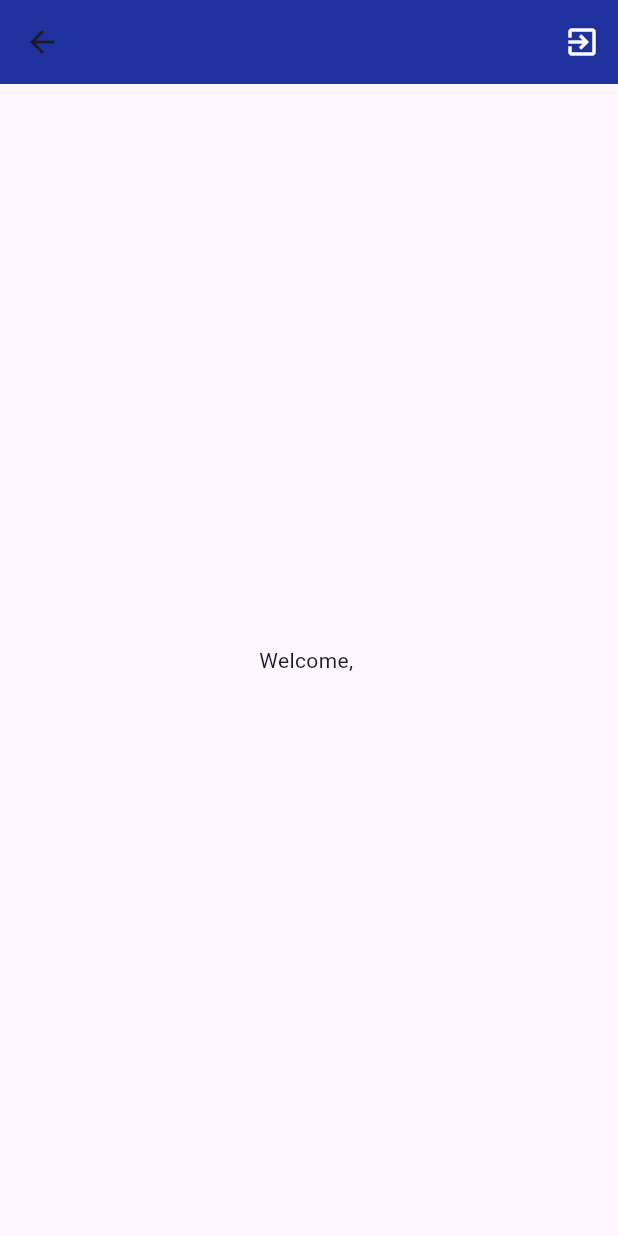
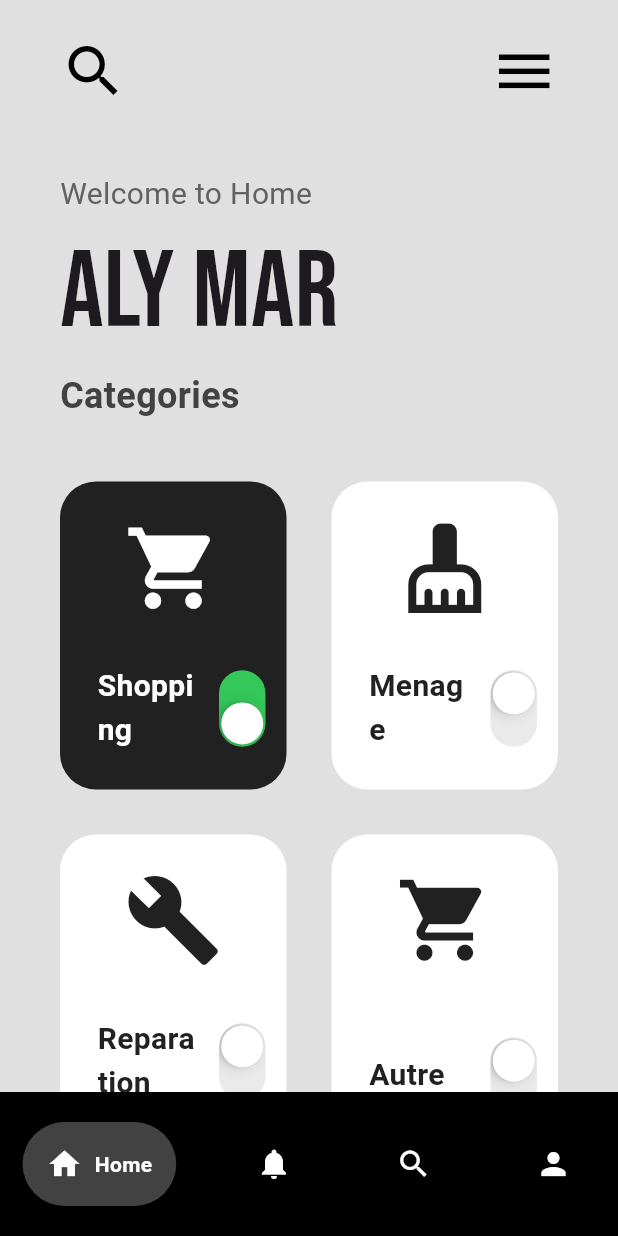
Before and after one commit to alimar440/FlutterProjects, a Flutter app: the screen it shows once a user with an empty profile is signed in, on a phone screen of 412 x 824 dp. Run offline on Flutter 3.47's test engine with Material 3 defaults, Android fonts, the phone set to English and light mode, and no system bars; drawn by our look-alikes of google_nav_bar; our stand-ins replace firebase_auth, firebase_core, flutter_svg, get, google_fonts, hexcolor; accounts and stored records are empty; generated files the repository leaves out were written again; network calls fail.

Commit message:
ajout de la homepage

```diff
--- a/jaappalante/lib/main.dart
+++ b/jaappalante/lib/main.dart
@@ -4,7 +4,6 @@
 //import 'package:jaappalante/view/Splash.view.dart';
 import 'package:get/get.dart';
 import 'package:jaappalante/view/Splash.view.dart';
-
 
 Future<void> main() async {
   WidgetsFlutterBinding.ensureInitialized();
@@ -19,8 +18,7 @@
   Widget build(BuildContext context) {
     return GetMaterialApp(
       debugShowCheckedModeBanner: false,
-      home: SplashView() ,
-
+      home: SplashView(),
     );
   }
 }
--- /dev/null
+++ b/jaappalante/lib/utils/category_box.dart
@@ -0,0 +1,69 @@
+import 'dart:math';
+
+import 'package:flutter/cupertino.dart';
+import 'package:flutter/material.dart';
+
+class CategoryBox extends StatelessWidget {
+  final String categoryName;
+  final IconData categoryIcon;
+  final bool powerOn;
+  final void Function(bool)? onChanged;
+
+  CategoryBox({
+    super.key,
+    required this.categoryName,
+    required this.categoryIcon,
+    this.powerOn = false,
+    required this.onChanged,
+  });
+
+  @override
+  Widget build(BuildContext context) {
+    return Padding(
+      padding: const EdgeInsets.all(15.0),
+      child: Container(
+        decoration: BoxDecoration(
+          color: powerOn ? Colors.grey[900] : Colors.white,
+          borderRadius: BorderRadius.circular(24),
+        ),
+        child: Padding(
+          padding: const EdgeInsets.symmetric(vertical: 25),
+          child: Column(
+            mainAxisAlignment: MainAxisAlignment.spaceBetween,
+            children: [
+              Icon(
+                categoryIcon,
+                size: 65,
+                color: powerOn ? Colors.white : Colors.grey[900],
+              ),
+              Row(
+                children: [
+                  Expanded(
+                    child: Padding(
+                      padding: const EdgeInsets.only(left: 25.0),
+                      child: Text(
+                        categoryName,
+                        style: TextStyle(
+                          fontWeight: FontWeight.bold,
+                          fontSize: 20,
+                          color: powerOn ? Colors.white : Colors.grey[900],
+                        ),
+                      ),
+                    ),
+                  ),
+                  Transform.rotate(
+                    angle: pi / 2,
+                    child: CupertinoSwitch(
+                      value: powerOn,
+                      onChanged: onChanged,
+                    ),
+                  )
+                ],
+              )
+            ],
+          ),
+        ),
+      ),
+    );
+  }
+}
--- a/jaappalante/lib/utils/global.colors.dart
+++ b/jaappalante/lib/utils/global.colors.dart
@@ -1,6 +1,14 @@
 import 'package:hexcolor/hexcolor.dart';
 
 class GlobalColors {
-  static HexColor mainColor = HexColor('#1E319D');
+  static HexColor mainColor = HexColor('#000000');
+  static HexColor secondaryColor = HexColor('#F5F5F5');
   static HexColor textColor = HexColor('#4F4F4F');
+  static HexColor lightGray = HexColor('#D1D8E0 ');
+  static HexColor lightYellow = HexColor('#FFEB3B');
 }
+
+// #FFEB3B    Light Yellow:
+// #FF6F00     Orange
+
+// #D1D8E0     Light gray
--- a/jaappalante/lib/view/homepage.view.dart
+++ b/jaappalante/lib/view/homepage.view.dart
@@ -1,9 +1,8 @@
 import 'package:firebase_auth/firebase_auth.dart';
 import 'package:flutter/material.dart';
+import 'package:google_nav_bar/google_nav_bar.dart';
 import 'package:jaappalante/service/firebase/auth.dart';
 import 'package:jaappalante/utils/global.colors.dart';
-
-
 
 class MyHomePage extends StatefulWidget {
   const MyHomePage({super.key});
@@ -14,6 +13,14 @@
 
 class _MyHomePageState extends State<MyHomePage> {
   final User? user = Auth().currentUser;
+  int _selectedIndex = 0;
+
+  List<Widget> _screens = [
+    // Home(),
+    // ScreenTwo(),
+    // ScreenThree(),
+  ];
+
   @override
   Widget build(BuildContext context) {
     return Scaffold(
@@ -31,6 +38,42 @@
           ),
         ],
       ),
+      bottomNavigationBar: Container(
+        color: Colors.black,
+        child: Padding(
+          padding: const EdgeInsets.symmetric(horizontal: 15.0, vertical: 20),
+          child: GNav(
+              backgroundColor: GlobalColors.mainColor,
+              color: Colors.white,
+              activeColor: Colors.white,
+              tabBackgroundColor: Colors.grey.shade800,
+              padding: EdgeInsets.all(16),
+              gap: 8,
+              onTabChange: (index) {
+                setState() {
+                  _selectedIndex = index;
+                }
+              },
+              // creation de tabs
+              tabs: const [
+                GButton(
+                  icon: Icons.home,
+                  text: 'Home',
+                ),
+                GButton(
+                  icon: Icons.notifications,
+                  text: 'Notif',
+                ),
+                GButton(
+                  icon: Icons.search,
+                  text: 'recherche',
+                ),
+                GButton(icon: Icons.person, text: 'Profil'),
+              ]),
+        ),
+      ),
+      backgroundColor: Colors.white,
+      // body: _screens[_selectedIndex],
       body: Center(
         child: Column(
           mainAxisAlignment: MainAxisAlignment.center,
--- a/jaappalante/lib/view/redirection.dart
+++ b/jaappalante/lib/view/redirection.dart
@@ -2,6 +2,7 @@
 import 'package:jaappalante/service/firebase/auth.dart';
 import 'package:jaappalante/view/homepage.view.dart';
 import 'package:jaappalante/view/login.view.dart';
+import 'package:jaappalante/view/widgets/home.view.dart';
 //import 'package:jaappalante/view/login.view.dart';
 
 
@@ -21,7 +22,7 @@
           if (snapshot.connectionState == ConnectionState.waiting) {
             return Center(child: CircularProgressIndicator());
           } else if (snapshot.hasData) {
-            return MyHomePage();
+            return Home();
           } else {
             return LoginView();
 
--- /dev/null
+++ b/jaappalante/lib/view/widgets/home.view.dart
@@ -0,0 +1,176 @@
+import 'package:flutter/material.dart';
+import 'package:google_fonts/google_fonts.dart';
+import 'package:google_nav_bar/google_nav_bar.dart';
+import 'package:jaappalante/utils/category_box.dart';
+import 'package:jaappalante/utils/global.colors.dart';
+
+class Home extends StatefulWidget {
+  const Home({super.key});
+
+  @override
+  State<Home> createState() => _HomeState();
+}
+
+class _HomeState extends State<Home> {
+  final double horizontalPadding = 40;
+  final double verticalPadding = 25;
+
+  List myCategories = [
+    ["Shopping", Icons.shopping_cart, true],
+    ["Menage", Icons.cleaning_services, false],
+    ["Reparation", Icons.build, false],
+    ["Autre", Icons.shopping_cart, false]
+  ];
+
+  void powerSwitchChanged(bool value, int index) {
+    setState(() {
+      myCategories[index][2] = value;
+    });
+  }
+
+  @override
+  Widget build(BuildContext context) {
+    return Scaffold(
+       bottomNavigationBar: Container(
+        color: Colors.black,
+        child: Padding(
+          padding: const EdgeInsets.symmetric(horizontal: 15.0, vertical: 20),
+          child: GNav(
+              backgroundColor: GlobalColors.mainColor,
+              color: Colors.white,
+              activeColor: Colors.white,
+              tabBackgroundColor: Colors.grey.shade800,
+              padding: EdgeInsets.all(16),
+              gap: 8,
+              onTabChange: (index) {
+                setState() {
+                  // _selectedIndex = index;
+                }
+              },
+              // creation de tabs
+              tabs: const [
+                GButton(
+                  icon: Icons.home,
+                  text: 'Home',
+                ),
+                GButton(
+                  icon: Icons.notifications,
+                  text: 'Notif',
+                ),
+                GButton(
+                  icon: Icons.search,
+                  text: 'recherche',
+                ),
+                GButton(icon: Icons.person, text: 'Profil'),
+              ]),
+        ),
+      ),
+
+      backgroundColor: Colors.grey[300],
+      body: SafeArea(
+        child: SingleChildScrollView(
+          child: Column(
+            crossAxisAlignment: CrossAxisAlignment.start,
+            children: [
+              // Top Row
+              Padding(
+                padding: EdgeInsets.symmetric(
+                  horizontal: horizontalPadding,
+                  vertical: verticalPadding,
+                ),
+                child: Row(
+                  mainAxisAlignment: MainAxisAlignment.spaceBetween,
+                  children: [
+                    Icon(
+                      Icons.search,
+                      size: 45,
+                      color: GlobalColors.mainColor,
+                    ),
+                    Icon(
+                      Icons.menu,
+                      size: 45,
+                      color: GlobalColors.mainColor,
+                    ),
+                  ],
+                ),
+              ),
+
+              const SizedBox(height: 20),
+
+              // Welcome Section
+              Padding(
+                padding: EdgeInsets.symmetric(horizontal: horizontalPadding),
+                child: Column(
+                  crossAxisAlignment: CrossAxisAlignment.start,
+                  children: [
+                    Text(
+                      "Welcome to Home",
+                      style: TextStyle(fontSize: 20, color: Colors.grey[700]),
+                    ),
+                    Text(
+                      "ALY MAR",
+                      style: GoogleFonts.bebasNeue(
+                        fontSize: 72,
+                      ),
+                    ),
+                  ],
+                ),
+              ),
+
+              // Categories Header
+              Padding(
+                padding: EdgeInsets.symmetric(horizontal: horizontalPadding),
+                child: Text(
+                  "Categories",
+                  style: TextStyle(
+                      fontSize: 24,
+                      fontWeight: FontWeight.bold,
+                      color: Colors.grey[800]),
+                ),
+              ),
+
+              // Categories Grid
+              SizedBox(
+                height: 500, // Constrain the height of the GridView
+                child: GridView.builder(
+                  itemCount: myCategories.length,
+                  padding: const EdgeInsets.all(25.0),
+                  physics:
+                      const NeverScrollableScrollPhysics(), // Disable scrolling
+                  gridDelegate: const SliverGridDelegateWithFixedCrossAxisCount(
+                    crossAxisCount: 2,
+                    childAspectRatio: 1 / 1.3,
+                  ),
+                  itemBuilder: (context, index) {
+                    return CategoryBox(
+                      categoryName: myCategories[index][0],
+                      categoryIcon: myCategories[index][1],
+                      powerOn: myCategories[index][2],
+                      onChanged: (value) => powerSwitchChanged(value, index),
+                    );
+                  },
+                ),
+              ),
+
+              // Conditional Buttons
+              if (myCategories[0][2])
+                Padding(
+                  padding: const EdgeInsets.all(20.0),
+                  child: Column(
+                    children: [
+                      ElevatedButton(
+                          onPressed: () {}, child: const Text("Bouton 1")),
+                      ElevatedButton(
+                          onPressed: () {}, child: const Text("Bouton 2")),
+                      ElevatedButton(
+                          onPressed: () {}, child: const Text("Bouton 3")),
+                    ],
+                  ),
+                ),
+            ],
+          ),
+        ),
+      ),
+    );
+  }
+}
--- a/jaappalante/pubspec.yaml
+++ b/jaappalante/pubspec.yaml
@@ -12,6 +12,9 @@
 dependencies:
   flutter:
     sdk: flutter
+
+  cupertino_icons: ^1.0.5
+
   flutter_localizations:
     sdk: flutter
   hexcolor: ^3.0.1  # Gardez la dernière version ici
@@ -22,6 +25,8 @@
   cloud_firestore: ^5.0.0
   change_app_package_name: ^1.4.0
   firebase_core: ^3.8.1
+  google_nav_bar: ^5.0.7
+  google_fonts: ^6.2.1
 
 dev_dependencies:
   flutter_test:
```
Also changed, not shown: jaappalante/pubspec.lock, 1 other file.
